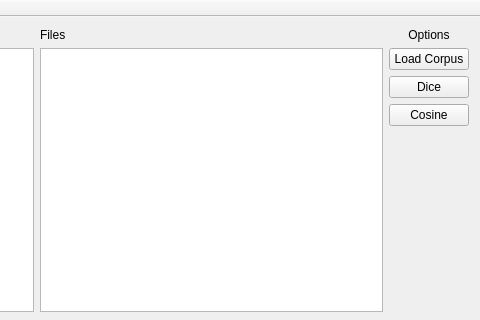
This is mainwindow.ui in JuanCrg90/similaritygraphs as Qt 5 draws it before an edit; both pictures show x 320 to 800 and y 0 to 320 of the 800 by 635 pixel window. The edited form follows.
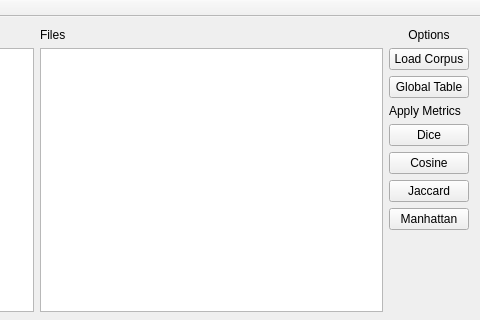
This is the edited form.

Diff of the .ui file:
```diff
--- a/mainwindow.ui
+++ b/mainwindow.ui
@@ -134,6 +134,20 @@
         </property>
        </widget>
       </item>
+      <item>
+       <widget class="QPushButton" name="pushButton">
+        <property name="text">
+         <string>Global Table</string>
+        </property>
+       </widget>
+      </item>
+      <item>
+       <widget class="QLabel" name="label_5">
+        <property name="text">
+         <string>Apply Metrics</string>
+        </property>
+       </widget>
+      </item>
       <item>
        <widget class="QPushButton" name="DiceButton">
         <property name="text">
@@ -148,6 +162,20 @@
         </property>
        </widget>
       </item>
+      <item>
+       <widget class="QPushButton" name="JaccardButton">
+        <property name="text">
+         <string>Jaccard</string>
+        </property>
+       </widget>
+      </item>
+      <item>
+       <widget class="QPushButton" name="ManhattanButton">
+        <property name="text">
+         <string>Manhattan</string>
+        </property>
+       </widget>
+      </item>
       <item>
        <spacer name="verticalSpacer">
         <property name="orientation">
```
